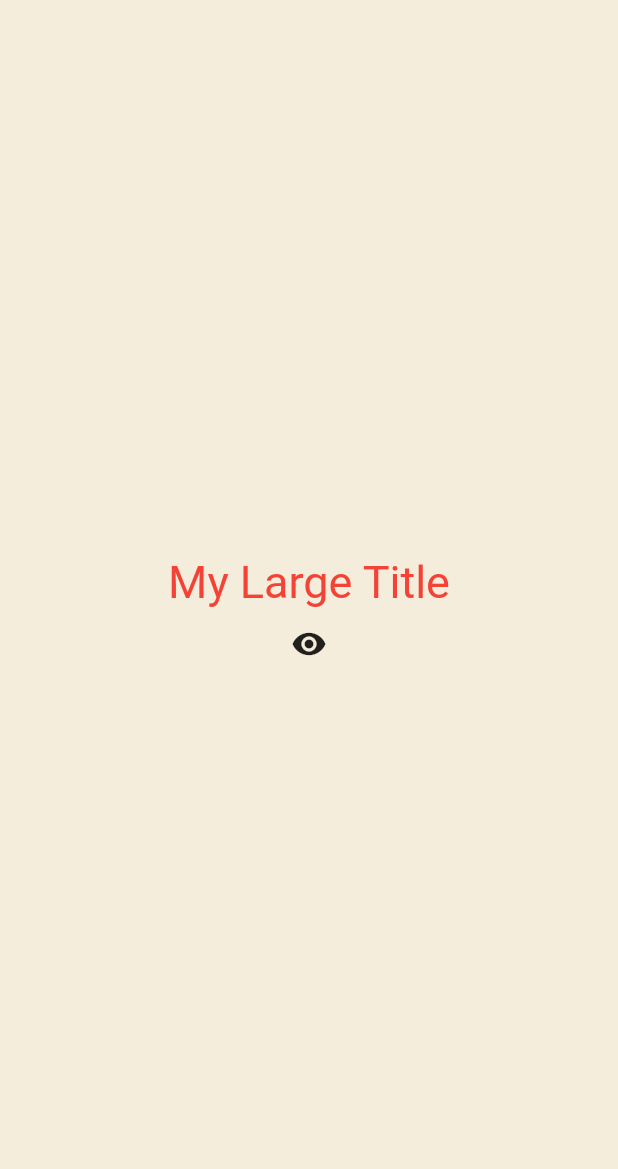
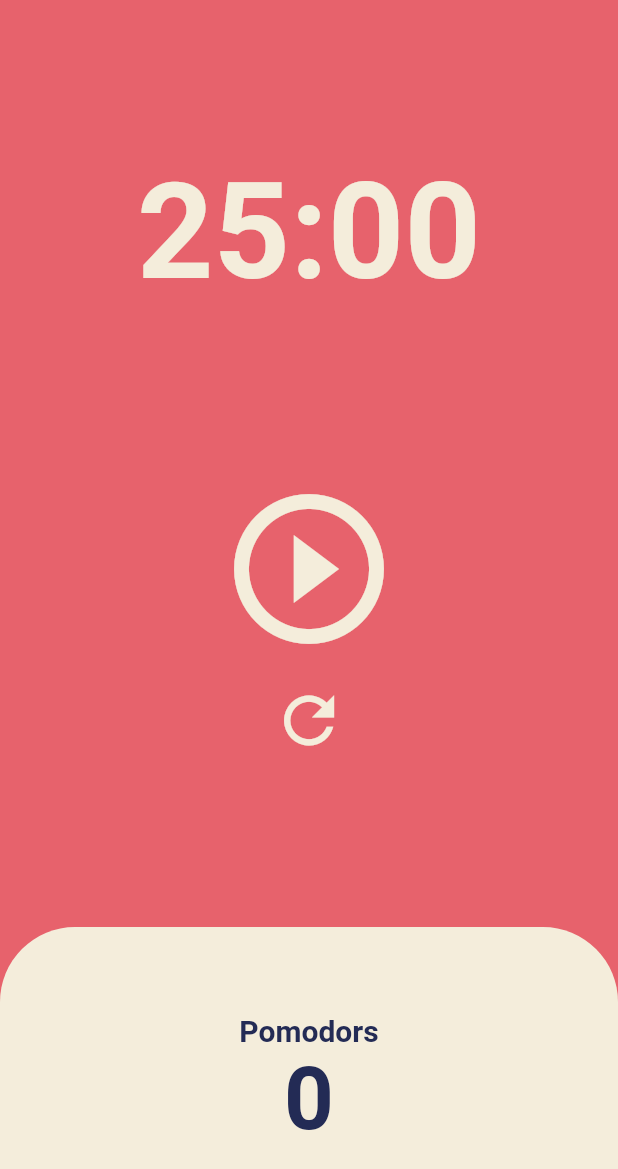
Before and after one commit to Kogikoya/grad.gg, a Flutter app: the screen it shows after launch, on a phone screen of 412 x 824 dp. Shown: the top 1169 px of the screen. Run offline on Flutter 3.47's test engine with Material 2 defaults, Android fonts, the phone set to English and light mode, and no system bars.

Commit message:
0407_2118

```diff
--- a/lib/main.dart
+++ b/lib/main.dart
@@ -1,94 +1,28 @@
 import 'package:flutter/material.dart';
+import 'package:flutter_pt/screens/hoe_screen.dart';
 
 void main() {
   runApp(const App());
 }
 
-class App extends StatefulWidget {
+class App extends StatelessWidget {
   const App({super.key});
-
-  @override
-  State<App> createState() => _AppState();
-}
-
-class _AppState extends State<App> {
-  bool showTitle = true;
-
-  void toggleTitle() {
-    setState(() {
-      showTitle = !showTitle;
-    });
-  }
 
   @override
   Widget build(BuildContext context) {
     return MaterialApp(
       theme: ThemeData(
         textTheme: const TextTheme(
-          titleLarge: TextStyle(
-            color: Colors.red,
+          displayLarge: TextStyle(
+            color: Color(0xFF232B55),
           ),
         ),
-      ),
-      home: Scaffold(
-        backgroundColor: const Color(0xffff4eddb),
-        body: Center(
-          child: Column(
-            mainAxisAlignment: MainAxisAlignment.center,
-            children: [
-              showTitle
-                  ? const MyLargeTitle()
-                  : const Text(
-                      "nothing",
-                      style: TextStyle(
-                        fontSize: 30,
-                        color: Colors.orange,
-                      ),
-                    ),
-              IconButton(
-                  onPressed: toggleTitle,
-                  icon: const Icon(Icons.remove_red_eye))
-            ],
-          ),
+        cardColor: const Color(0xFFF4EDDB),
+        colorScheme: ColorScheme.fromSwatch(
+          backgroundColor: const Color(0xFFE7626C),
         ),
       ),
+      home: const HomeScreen(),
     );
   }
 }
-
-class MyLargeTitle extends StatefulWidget {
-  const MyLargeTitle({
-    super.key,
-  });
-
-  @override
-  State<MyLargeTitle> createState() => _MyLargeTitleState();
-}
-
-class _MyLargeTitleState extends State<MyLargeTitle> {
-  @override
-  void initState() {
-    // TODO: implement initState
-    super.initState();
-    print("initState");
-  }
-
-  @override
-  void dispose() {
-    // TODO: implement dispose
-    super.dispose();
-    print("dispose!");
-  }
-
-  @override
-  Widget build(BuildContext context) {
-    print("build");
-    return Text(
-      'My Large Title',
-      style: TextStyle(
-        fontSize: 30,
-        color: Theme.of(context).textTheme.titleLarge?.color,
-      ),
-    );
-  }
-}
--- /dev/null
+++ b/lib/screens/hoe_screen.dart
@@ -0,0 +1,156 @@
+import 'package:flutter/material.dart';
+import 'dart:async';
+
+class HomeScreen extends StatefulWidget {
+  const HomeScreen({super.key});
+
+  @override
+  State<HomeScreen> createState() => _HomeScreenState();
+}
+
+class _HomeScreenState extends State<HomeScreen> {
+  static const twentyFiveMinutes = 1500;
+  int totalSeconds = twentyFiveMinutes;
+  late Timer timer;
+  int totalPomodoros = 0;
+  bool isRunning = false;
+
+  void onTick(Timer timer) {
+    if (totalSeconds == 0) {
+      setState(() {
+        totalPomodoros = totalPomodoros + 1;
+        isRunning = false;
+        totalSeconds = twentyFiveMinutes;
+      });
+      timer.cancel();
+    } else {
+      setState(() {
+        totalSeconds -= 1;
+      });
+    }
+  }
+
+  void onStartPressed() {
+    timer = Timer.periodic(
+      const Duration(seconds: 1),
+      onTick,
+    );
+    setState(() {
+      isRunning = true;
+    });
+  }
+
+  void onPuasePressed() {
+    timer.cancel();
+    setState(() {
+      isRunning = false;
+    });
+  }
+
+  void onResetPressed() {
+    onPuasePressed();
+    setState(() {
+      totalPomodoros = 0;
+      isRunning = false;
+      totalSeconds = twentyFiveMinutes;
+    });
+  }
+
+  String format(int seconds) {
+    var duration = Duration(seconds: seconds);
+    return duration.toString().split(".").first.substring(2, 7);
+  }
+
+  @override
+  Widget build(BuildContext context) {
+    return Scaffold(
+      backgroundColor: Theme.of(context).colorScheme.background,
+      body: Column(
+        children: [
+          Flexible(
+            flex: 1,
+            child: Container(
+              alignment: Alignment.bottomCenter,
+              child: Text(
+                format(totalSeconds),
+                style: TextStyle(
+                  color: Theme.of(context).cardColor,
+                  fontSize: 89,
+                  fontWeight: FontWeight.w600,
+                ),
+              ),
+            ),
+          ),
+          Flexible(
+            flex: 2,
+            child: Center(
+              child: Column(
+                mainAxisAlignment: MainAxisAlignment.center,
+                children: [
+                  IconButton(
+                    iconSize: 120,
+                    color: Theme.of(context).cardColor,
+                    onPressed: isRunning ? onPuasePressed : onStartPressed,
+                    icon: Icon(
+                      isRunning
+                          ? Icons.pause_circle_outline
+                          : Icons.play_circle_outline,
+                    ),
+                  ),
+                  IconButton(
+                      onPressed: onResetPressed,
+                      icon: const Icon(Icons.refresh_outlined),
+                      iconSize: 50,
+                      color: Theme.of(context).cardColor)
+                ],
+              ),
+            ),
+          ),
+          Flexible(
+            flex: 1,
+            child: Row(
+              children: [
+                Expanded(
+                  child: Container(
+                    decoration: BoxDecoration(
+                        color: Theme.of(context).cardColor,
+                        borderRadius: const BorderRadius.only(
+                            topLeft: Radius.circular(50),
+                            topRight: Radius.circular(50),
+                            bottomLeft: Radius.circular(0),
+                            bottomRight: Radius.circular(0))),
+                    child: Column(
+                      mainAxisAlignment: MainAxisAlignment.center,
+                      children: [
+                        Text(
+                          "Pomodors",
+                          style: TextStyle(
+                              fontSize: 20,
+                              fontWeight: FontWeight.w600,
+                              color: Theme.of(context)
+                                  .textTheme
+                                  .displayLarge!
+                                  .color),
+                        ),
+                        Text(
+                          '$totalPomodoros',
+                          style: TextStyle(
+                              fontSize: 58,
+                              fontWeight: FontWeight.w600,
+                              color: Theme.of(context)
+                                  .textTheme
+                                  .displayLarge!
+                                  .color),
+                        ),
+                      ],
+                    ),
+                  ),
+                ),
+              ],
+            ),
+          )
+        ],
+      ),
+    );
+  }
+}
```
Also changed, not shown: lib/main3.dart (added, +94 -0 lines).
